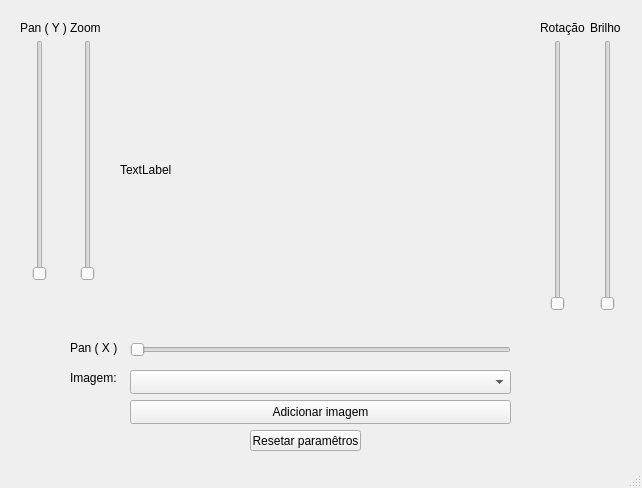
The window that mainwindow.ui (igorhsb/pixeon_project) describes before a commit, drawn with Qt 5.
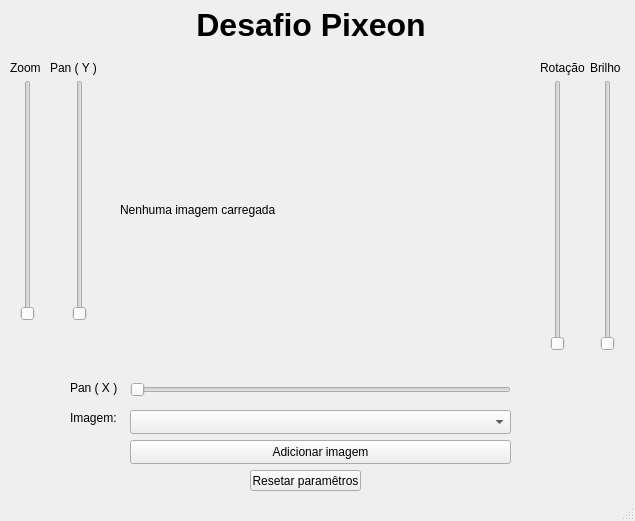
The same window after the commit.

Commit message: added brightness function and update design

Diff of the .ui file:
```diff
--- a/mainwindow.ui
+++ b/mainwindow.ui
@@ -6,8 +6,8 @@
    <rect>
     <x>0</x>
     <y>0</y>
-    <width>642</width>
-    <height>488</height>
+    <width>635</width>
+    <height>521</height>
    </rect>
   </property>
   <property name="windowTitle">
@@ -18,20 +18,23 @@
     <property name="geometry">
      <rect>
       <x>120</x>
-      <y>20</y>
+      <y>60</y>
       <width>400</width>
       <height>300</height>
      </rect>
     </property>
     <property name="text">
-     <string>TextLabel</string>
+     <string>Nenhuma imagem carregada</string>
+    </property>
+    <property name="margin">
+     <number>0</number>
     </property>
    </widget>
    <widget class="QPushButton" name="addImgBTN">
     <property name="geometry">
      <rect>
       <x>130</x>
-      <y>400</y>
+      <y>440</y>
       <width>381</width>
       <height>24</height>
      </rect>
@@ -44,7 +47,7 @@
     <property name="geometry">
      <rect>
       <x>130</x>
-      <y>370</y>
+      <y>410</y>
       <width>381</width>
       <height>24</height>
      </rect>
@@ -54,7 +57,7 @@
     <property name="geometry">
      <rect>
       <x>130</x>
-      <y>340</y>
+      <y>380</y>
       <width>381</width>
       <height>20</height>
      </rect>
@@ -67,7 +70,7 @@
     <property name="geometry">
      <rect>
       <x>590</x>
-      <y>20</y>
+      <y>60</y>
       <width>49</width>
       <height>16</height>
      </rect>
@@ -80,7 +83,7 @@
     <property name="geometry">
      <rect>
       <x>600</x>
-      <y>40</y>
+      <y>80</y>
       <width>16</width>
       <height>271</height>
      </rect>
@@ -93,7 +96,7 @@
     <property name="geometry">
      <rect>
       <x>250</x>
-      <y>430</y>
+      <y>470</y>
       <width>111</width>
       <height>21</height>
      </rect>
@@ -106,7 +109,7 @@
     <property name="geometry">
      <rect>
       <x>70</x>
-      <y>340</y>
+      <y>380</y>
       <width>49</width>
       <height>16</height>
      </rect>
@@ -118,8 +121,8 @@
    <widget class="QLabel" name="zoomLBL">
     <property name="geometry">
      <rect>
-      <x>70</x>
-      <y>20</y>
+      <x>10</x>
+      <y>60</y>
       <width>49</width>
       <height>16</height>
      </rect>
@@ -131,8 +134,8 @@
    <widget class="QLabel" name="panYLBL">
     <property name="geometry">
      <rect>
-      <x>20</x>
-      <y>20</y>
+      <x>50</x>
+      <y>60</y>
       <width>49</width>
       <height>16</height>
      </rect>
@@ -144,8 +147,8 @@
    <widget class="QSlider" name="zoomSL">
     <property name="geometry">
      <rect>
-      <x>80</x>
-      <y>40</y>
+      <x>20</x>
+      <y>80</y>
       <width>16</width>
       <height>241</height>
      </rect>
@@ -157,8 +160,8 @@
    <widget class="QSlider" name="yPanSL">
     <property name="geometry">
      <rect>
-      <x>30</x>
-      <y>40</y>
+      <x>70</x>
+      <y>80</y>
       <width>20</width>
       <height>241</height>
      </rect>
@@ -171,7 +174,7 @@
     <property name="geometry">
      <rect>
       <x>550</x>
-      <y>40</y>
+      <y>80</y>
       <width>16</width>
       <height>271</height>
      </rect>
@@ -184,7 +187,7 @@
     <property name="geometry">
      <rect>
       <x>540</x>
-      <y>20</y>
+      <y>60</y>
       <width>49</width>
       <height>16</height>
      </rect>
@@ -197,7 +200,7 @@
     <property name="geometry">
      <rect>
       <x>70</x>
-      <y>370</y>
+      <y>410</y>
       <width>51</width>
       <height>16</height>
      </rect>
@@ -206,6 +209,29 @@
      <string>Imagem:</string>
     </property>
    </widget>
+   <widget class="QLabel" name="titleLBL">
+    <property name="geometry">
+     <rect>
+      <x>0</x>
+      <y>9</y>
+      <width>631</width>
+      <height>31</height>
+     </rect>
+    </property>
+    <property name="font">
+     <font>
+      <pointsize>24</pointsize>
+      <bold>true</bold>
+      <kerning>true</kerning>
+     </font>
+    </property>
+    <property name="text">
+     <string>Desafio Pixeon </string>
+    </property>
+    <property name="alignment">
+     <set>Qt::AlignCenter</set>
+    </property>
+   </widget>
   </widget>
   <widget class="QMenuBar" name="menubar">
    <property name="geometry">
```
Left out of the diff: 2 changed lines with no effect on the pictures. The commit also changes 2 other files.
